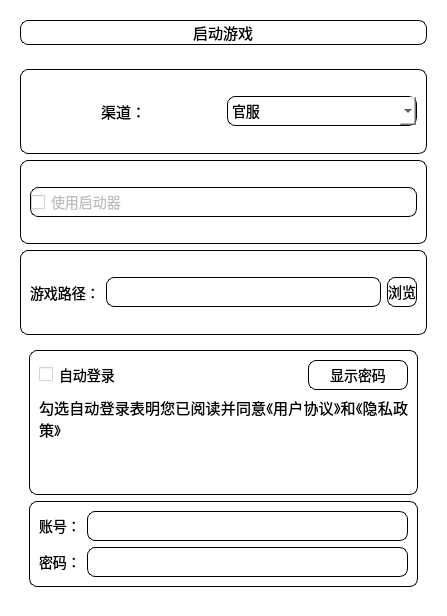
Old version of the form resources/ui/start_game.ui in the repository Shasnow/StarRailAssistant.
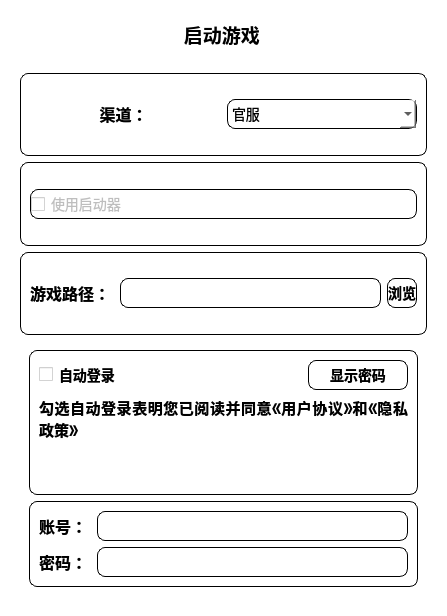
New version of the form.

```diff
--- a/resources/ui/start_game.ui
+++ b/resources/ui/start_game.ui
@@ -38,7 +38,7 @@
                                 <x>0</x>
                                 <y>0</y>
                                 <width>429</width>
-                                <height>552</height>
+                                <height>549</height>
                             </rect>
                         </property>
                         <layout class="QVBoxLayout" name="verticalLayout_3">
@@ -46,7 +46,7 @@
                                 <widget class="QFrame" name="frame2_1">
                                     <property name="styleSheet">
                                         <string notr="true">border-radius: 8px;
-                                            border:0.5px solid black;
+                                            border:1.1px solid black;
                                             background-color: rgba(255, 255, 255, 0.8);
                                             font-size: 14px;
                                         </string>
@@ -65,7 +65,8 @@
                                                 </property>
                                                 <property name="text">
                                                     <string>&lt;html&gt;&lt;head/&gt;&lt;body&gt;&lt;p align=&quot;center&quot;&gt;&lt;span
-                                                        style=&quot; font-size:11pt;&quot;&gt;渠道：&lt;/span&gt;&lt;/p&gt;&lt;/body&gt;&lt;/html&gt;
+                                                        style=&quot; font-size:12pt; font-weight:700;&quot;&gt;渠道：&lt;/span&gt;&lt;span
+                                                        style=&quot; font-size:12pt; font-weight:700;&quot;/&gt;&lt;/p&gt;&lt;/body&gt;&lt;/html&gt;
                                                     </string>
                                                 </property>
                                             </widget>
@@ -78,6 +79,18 @@
                                                         <height>30</height>
                                                     </size>
                                                 </property>
+                                                <property name="styleSheet">
+                                                    <string notr="true">font-weight: bold;
+                                                        QCombox{border: 0.85px solid black;}
+                                                        QComboBox:hover {
+                                                        background-color: #f0f0f0;
+                                                        border-color: #bbb;
+                                                        }
+                                                        QComboBox QAbstractItemView {
+                                                        selection-background-color: #f0f0f0; background-color: white;
+                                                        }
+                                                    </string>
+                                                </property>
                                                 <item>
                                                     <property name="text">
                                                         <string>官服</string>
@@ -97,7 +110,7 @@
                                 <widget class="QFrame" name="frame_3">
                                     <property name="styleSheet">
                                         <string notr="true">border-radius: 8px;
-                                            border:0.5px solid black;
+                                            border:1.1px solid black;
                                             background-color: rgba(255, 255, 255, 0.8);
                                             font-size: 14px;
                                         </string>
@@ -144,7 +157,7 @@
                                 <widget class="QFrame" name="frame2_2">
                                     <property name="styleSheet">
                                         <string notr="true">border-radius: 8px;
-                                            border:0.5px solid black;
+                                            border:1.1px solid black;
                                             background-color: rgba(255, 255, 255, 0.8);
                                             font-size: 14px;
                                         </string>
@@ -162,7 +175,9 @@
                                                     <string notr="true">border: none;</string>
                                                 </property>
                                                 <property name="text">
-                                                    <string>游戏路径：</string>
+                                                    <string>&lt;html&gt;&lt;head/&gt;&lt;body&gt;&lt;p&gt;&lt;span
+                                                        style=&quot; font-size:12pt; font-weight:700;&quot;&gt;游戏路径：&lt;/span&gt;&lt;/p&gt;&lt;/body&gt;&lt;/html&gt;
+                                                    </string>
                                                 </property>
                                             </widget>
                                         </item>
@@ -174,6 +189,9 @@
                                                         <height>30</height>
                                                     </size>
                                                 </property>
+                                                <property name="styleSheet">
+                                                    <string notr="true">border: 0.5px solid black;</string>
+                                                </property>
                                             </widget>
                                         </item>
                                         <item>
@@ -184,6 +202,18 @@
                                                         <height>30</height>
                                                     </size>
                                                 </property>
+                                                <property name="styleSheet">
+                                                    <string notr="true">
+                                                        QPushButton {
+                                                        font-size:14px;border-radius: 8px;
+                                                        border: 1px solid black;font-weight: bold;background-color:
+                                                        rgba(255, 255, 255, 0.8);
+                                                        }
+                                                        QPushButton:hover {
+                                                        background-color: #f0f0f0; border-color: #ccc;
+                                                        }
+                                                    </string>
+                                                </property>
                                                 <property name="text">
                                                     <string>浏览</string>
                                                 </property>
@@ -205,9 +235,9 @@
                                             <widget class="QFrame" name="frame2_3">
                                                 <property name="styleSheet">
                                                     <string notr="true">border-radius: 8px;
-                                                        border:0.5px solid black;
+                                                        border:1.1px solid black;
                                                         background-color: rgba(255, 255, 255, 0.8);
-                                                        font-size: 14px;
+                                                        font-size: 14px;font-weight: bold;
                                                     </string>
                                                 </property>
                                                 <property name="frameShape">
@@ -220,7 +250,18 @@
                                                     <item row="0" column="1">
                                                         <widget class="QCheckBox" name="auto_login_checkBox">
                                                             <property name="styleSheet">
-                                                                <string notr="true">border: none;</string>
+                                                                <string notr="true">QCheckBox{border:
+                                                                    none;background-color: rgba(255, 255, 255,
+                                                                    0.8);font-size: 14px;font-weight: bold;}
+                                                                    QCheckBox:hover {
+                                                                    background-color: #f0f0f0;
+                                                                    }
+
+                                                                    /* 勾选框悬停时边框变色 */
+                                                                    QCheckBox::indicator:hover {
+                                                                    border-color: #666;
+                                                                    }
+                                                                </string>
                                                             </property>
                                                             <property name="text">
                                                                 <string>自动登录</string>
@@ -248,6 +289,18 @@
                                                                     <height>30</height>
                                                                 </size>
                                                             </property>
+                                                            <property name="styleSheet">
+                                                                <string notr="true">
+                                                                    QPushButton {
+                                                                    font-size:14px;border-radius: 8px;
+                                                                    border: 1px solid black;font-weight:
+                                                                    bold;background-color: rgba(255, 255, 255, 0.8);
+                                                                    }
+                                                                    QPushButton:hover {
+                                                                    background-color: #f0f0f0; border-color: #ccc;
+                                                                    }
+                                                                </string>
+                                                            </property>
                                                             <property name="text">
                                                                 <string>显示密码</string>
                                                             </property>
@@ -258,6 +311,7 @@
                                                             <property name="font">
                                                                 <font>
                                                                     <pointsize>-1</pointsize>
+                                                                    <bold>true</bold>
                                                                 </font>
                                                             </property>
                                                             <property name="styleSheet">
@@ -282,7 +336,7 @@
                                             <widget class="QFrame" name="frame2_4">
                                                 <property name="styleSheet">
                                                     <string notr="true">border-radius: 8px;
-                                                        border:0.5px solid black;
+                                                        border:1.1px solid black;
                                                         background-color: rgba(255, 255, 255, 0.8);
                                                         font-size: 14px;
                                                     </string>
@@ -300,7 +354,9 @@
                                                                 <string notr="true">border: none;</string>
                                                             </property>
                                                             <property name="text">
-                                                                <string>账号：</string>
+                                                                <string>&lt;html&gt;&lt;head/&gt;&lt;body&gt;&lt;p&gt;&lt;span
+                                                                    style=&quot; font-size:12pt; font-weight:700;&quot;&gt;账号：&lt;/span&gt;&lt;/p&gt;&lt;/body&gt;&lt;/html&gt;
+                                                                </string>
                                                             </property>
                                                         </widget>
                                                     </item>
@@ -312,6 +368,9 @@
                                                                     <height>30</height>
                                                                 </size>
                                                             </property>
+                                                            <property name="styleSheet">
+                                                                <string notr="true">border: 0.5px solid black;</string>
+                                                            </property>
                                                             <property name="echoMode">
                                                                 <enum>QLineEdit::EchoMode::Password</enum>
                                                             </property>
@@ -323,7 +382,9 @@
                                                                 <string notr="true">border: none;</string>
                                                             </property>
                                                             <property name="text">
-                                                                <string>密码：</string>
+                                                                <string>&lt;html&gt;&lt;head/&gt;&lt;body&gt;&lt;p&gt;&lt;span
+                                                                    style=&quot; font-size:12pt; font-weight:700;&quot;&gt;密码：&lt;/span&gt;&lt;/p&gt;&lt;/body&gt;&lt;/html&gt;
+                                                                </string>
                                                             </property>
                                                         </widget>
                                                     </item>
@@ -335,6 +396,9 @@
                                                                     <height>30</height>
                                                                 </size>
                                                             </property>
+                                                            <property name="styleSheet">
+                                                                <string notr="true">border: 0.5px solid black;</string>
+                                                            </property>
                                                         </widget>
                                                     </item>
                                                 </layout>
@@ -362,15 +426,15 @@
                         <item>
                             <widget class="QLabel" name="label">
                                 <property name="styleSheet">
-                                    <string notr="true">border-radius: 8px;
-                                        border: 1px solid black;
+                                    <string notr="true">border: none;
                                         background-color: rgba(255, 255, 255, 0.8);
-                                        font-size: 14px;
+
                                     </string>
                                 </property>
                                 <property name="text">
                                     <string>&lt;html&gt;&lt;head/&gt;&lt;body&gt;&lt;p align=&quot;center&quot;&gt;&lt;span
-                                        style=&quot; font-size:11pt;&quot;&gt;启动游戏&lt;/span&gt;&lt;/p&gt;&lt;/body&gt;&lt;/html&gt;
+                                        style=&quot; font-size:14pt; font-weight:700;&quot;&gt;启动游戏&lt;/span&gt;&lt;span
+                                        style=&quot; font-size:14pt; font-weight:700;&quot;/&gt;&lt;/p&gt;&lt;/body&gt;&lt;/html&gt;
                                     </string>
                                 </property>
                             </widget>
```
